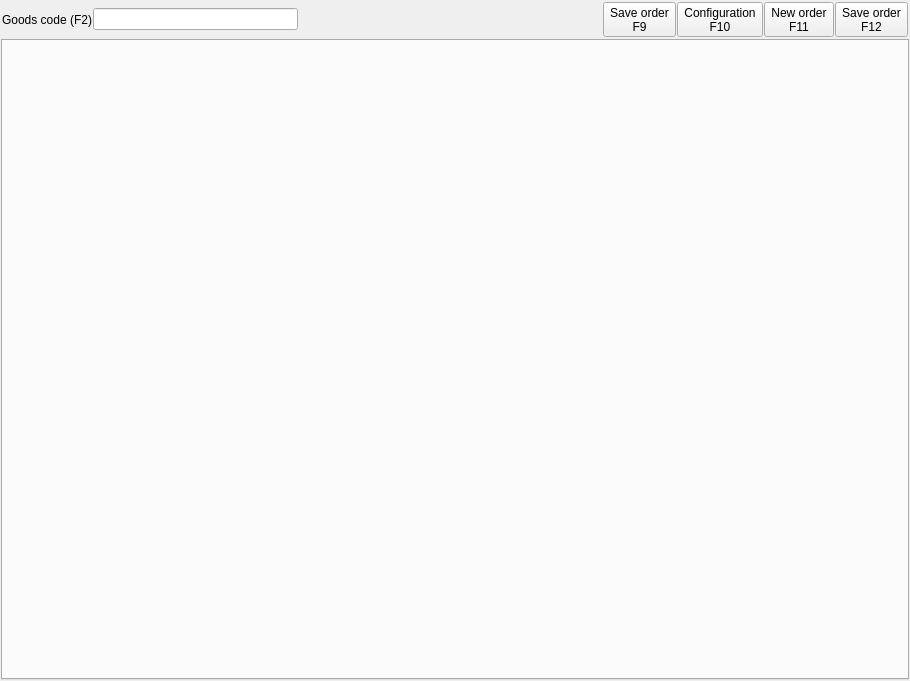
Qt form Shop/working.ui (End1-1/Cafe5) before a commit.
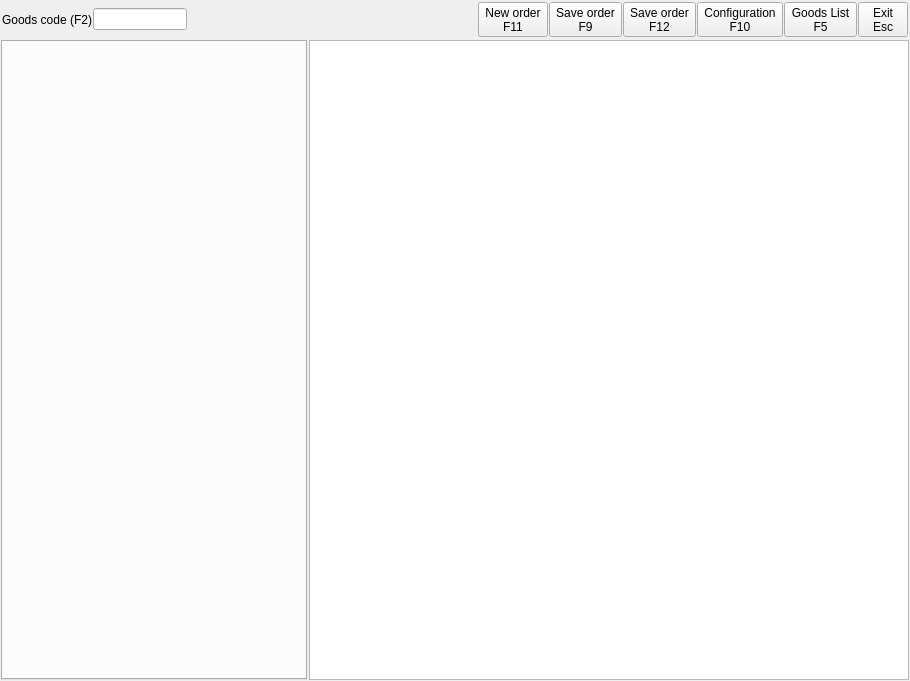
The same form after that commit. Icons and pictures are not drawn.

```diff
--- a/Shop/working.ui
+++ b/Shop/working.ui
@@ -13,10 +13,7 @@
   <property name="windowTitle">
    <string>Working</string>
   </property>
-  <layout class="QVBoxLayout" name="verticalLayout">
-   <property name="spacing">
-    <number>1</number>
-   </property>
+  <layout class="QGridLayout" name="gridLayout">
    <property name="leftMargin">
     <number>1</number>
    </property>
@@ -29,7 +26,82 @@
    <property name="bottomMargin">
     <number>1</number>
    </property>
-   <item>
+   <property name="spacing">
+    <number>2</number>
+   </property>
+   <item row="1" column="0">
+    <widget class="QTabWidget" name="tab"/>
+   </item>
+   <item row="1" column="1">
+    <widget class="QWidget" name="wGoods" native="true">
+     <property name="minimumSize">
+      <size>
+       <width>600</width>
+       <height>0</height>
+      </size>
+     </property>
+     <property name="maximumSize">
+      <size>
+       <width>600</width>
+       <height>16777215</height>
+      </size>
+     </property>
+     <layout class="QVBoxLayout" name="verticalLayout">
+      <property name="leftMargin">
+       <number>0</number>
+      </property>
+      <property name="topMargin">
+       <number>0</number>
+      </property>
+      <property name="rightMargin">
+       <number>0</number>
+      </property>
+      <property name="bottomMargin">
+       <number>0</number>
+      </property>
+      <item>
+       <widget class="QTableWidget" name="tblGoods">
+        <property name="font">
+         <font>
+          <pointsize>12</pointsize>
+         </font>
+        </property>
+        <property name="editTriggers">
+         <set>QAbstractItemView::NoEditTriggers</set>
+        </property>
+        <property name="selectionMode">
+         <enum>QAbstractItemView::NoSelection</enum>
+        </property>
+        <property name="wordWrap">
+         <bool>false</bool>
+        </property>
+        <attribute name="horizontalHeaderVisible">
+         <bool>false</bool>
+        </attribute>
+        <attribute name="verticalHeaderVisible">
+         <bool>false</bool>
+        </attribute>
+        <column>
+         <property name="text">
+          <string>New Column</string>
+         </property>
+        </column>
+        <column>
+         <property name="text">
+          <string>New Column</string>
+         </property>
+        </column>
+        <column>
+         <property name="text">
+          <string>New Column</string>
+         </property>
+        </column>
+       </widget>
+      </item>
+     </layout>
+    </widget>
+   </item>
+   <item row="0" column="0" colspan="2">
     <widget class="QWidget" name="widget" native="true">
      <layout class="QHBoxLayout" name="horizontalLayout">
       <property name="spacing">
@@ -70,54 +142,6 @@
         </property>
        </spacer>
       </item>
-      <item>
-       <widget class="QToolButton" name="btnSaveOrderNoTax">
-        <property name="text">
-         <string>Save order
-F9</string>
-        </property>
-        <property name="icon">
-         <iconset resource="../resources/res.qrc">
-          <normaloff>:/save.png</normaloff>:/save.png</iconset>
-        </property>
-        <property name="iconSize">
-         <size>
-          <width>32</width>
-          <height>32</height>
-         </size>
-        </property>
-        <property name="shortcut">
-         <string>F9</string>
-        </property>
-        <property name="toolButtonStyle">
-         <enum>Qt::ToolButtonTextUnderIcon</enum>
-        </property>
-       </widget>
-      </item>
-      <item>
-       <widget class="QToolButton" name="btnConnection">
-        <property name="text">
-         <string>Configuration
-F10</string>
-        </property>
-        <property name="icon">
-         <iconset resource="../resources/res.qrc">
-          <normaloff>:/configure.png</normaloff>:/configure.png</iconset>
-        </property>
-        <property name="iconSize">
-         <size>
-          <width>32</width>
-          <height>32</height>
-         </size>
-        </property>
-        <property name="shortcut">
-         <string>F10</string>
-        </property>
-        <property name="toolButtonStyle">
-         <enum>Qt::ToolButtonTextUnderIcon</enum>
-        </property>
-       </widget>
-      </item>
       <item>
        <widget class="QToolButton" name="btnNewOrder">
         <property name="text">
@@ -142,6 +166,33 @@
         </property>
        </widget>
       </item>
+      <item>
+       <widget class="QToolButton" name="btnSaveOrderNoTax">
+        <property name="focusPolicy">
+         <enum>Qt::ClickFocus</enum>
+        </property>
+        <property name="text">
+         <string>Save order
+F9</string>
+        </property>
+        <property name="icon">
+         <iconset resource="../resources/res.qrc">
+          <normaloff>:/save.png</normaloff>:/save.png</iconset>
+        </property>
+        <property name="iconSize">
+         <size>
+          <width>32</width>
+          <height>32</height>
+         </size>
+        </property>
+        <property name="shortcut">
+         <string>F9</string>
+        </property>
+        <property name="toolButtonStyle">
+         <enum>Qt::ToolButtonTextUnderIcon</enum>
+        </property>
+       </widget>
+      </item>
       <item>
        <widget class="QToolButton" name="btnSaveOrder">
         <property name="text">
@@ -166,12 +217,96 @@
         </property>
        </widget>
       </item>
+      <item>
+       <widget class="QToolButton" name="btnConnection">
+        <property name="focusPolicy">
+         <enum>Qt::ClickFocus</enum>
+        </property>
+        <property name="text">
+         <string>Configuration
+F10</string>
+        </property>
+        <property name="icon">
+         <iconset resource="../resources/res.qrc">
+          <normaloff>:/configure.png</normaloff>:/configure.png</iconset>
+        </property>
+        <property name="iconSize">
+         <size>
+          <width>32</width>
+          <height>32</height>
+         </size>
+        </property>
+        <property name="shortcut">
+         <string>F10</string>
+        </property>
+        <property name="toolButtonStyle">
+         <enum>Qt::ToolButtonTextUnderIcon</enum>
+        </property>
+       </widget>
+      </item>
+      <item>
+       <widget class="QToolButton" name="btnShowGoodsList">
+        <property name="focusPolicy">
+         <enum>Qt::ClickFocus</enum>
+        </property>
+        <property name="text">
+         <string>Goods List
+F5</string>
+        </property>
+        <property name="icon">
+         <iconset resource="../resources/res.qrc">
+          <normaloff>:/reports.png</normaloff>:/reports.png</iconset>
+        </property>
+        <property name="iconSize">
+         <size>
+          <width>32</width>
+          <height>32</height>
+         </size>
+        </property>
+        <property name="shortcut">
+         <string>F10</string>
+        </property>
+        <property name="toolButtonStyle">
+         <enum>Qt::ToolButtonTextUnderIcon</enum>
+        </property>
+       </widget>
+      </item>
+      <item>
+       <widget class="QToolButton" name="btnExit">
+        <property name="minimumSize">
+         <size>
+          <width>50</width>
+          <height>0</height>
+         </size>
+        </property>
+        <property name="focusPolicy">
+         <enum>Qt::ClickFocus</enum>
+        </property>
+        <property name="text">
+         <string>Exit
+Esc</string>
+        </property>
+        <property name="icon">
+         <iconset resource="../resources/res.qrc">
+          <normaloff>:/logout.png</normaloff>:/logout.png</iconset>
+        </property>
+        <property name="iconSize">
+         <size>
+          <width>32</width>
+          <height>32</height>
+         </size>
+        </property>
+        <property name="shortcut">
+         <string>F10</string>
+        </property>
+        <property name="toolButtonStyle">
+         <enum>Qt::ToolButtonTextUnderIcon</enum>
+        </property>
+       </widget>
+      </item>
      </layout>
     </widget>
    </item>
-   <item>
-    <widget class="QTabWidget" name="tab"/>
-   </item>
   </layout>
  </widget>
  <layoutdefault spacing="6" margin="11"/>
```
Left out of the diff: 17 changed lines with no effect on the pictures.
